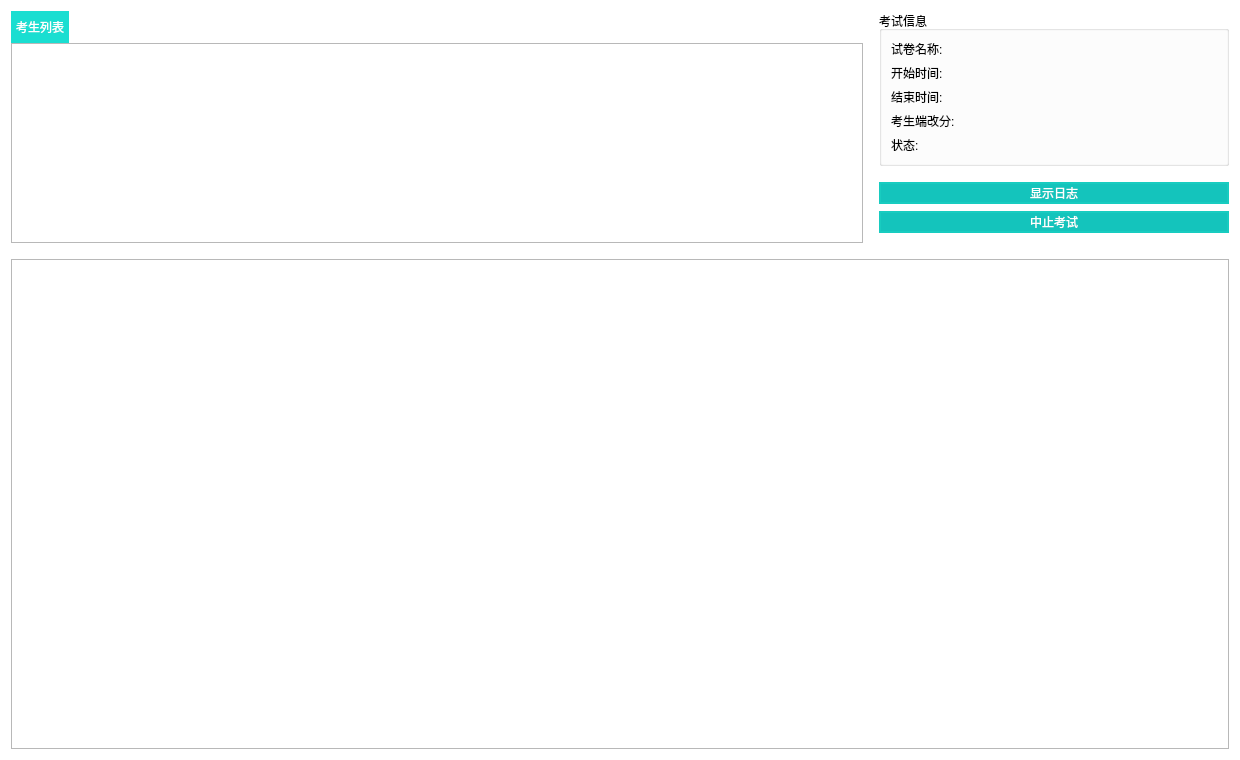
First picture: the form in Widget/examwidget.ui, repository jkjkil4/ExamSysTeacher, before the edit.
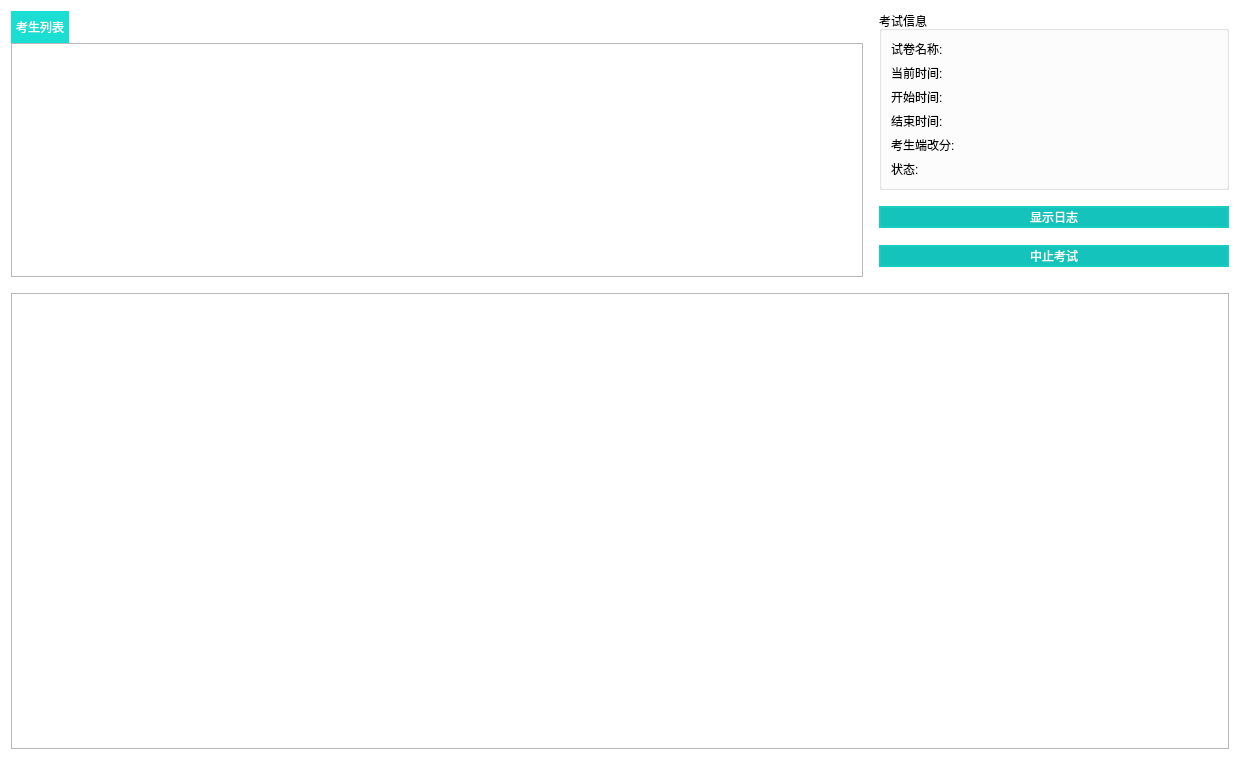
Second picture: the form after the edit.

Commit message: 确定时段功能

```diff
--- a/Widget/examwidget.ui
+++ b/Widget/examwidget.ui
@@ -115,8 +115,26 @@
             </item>
             <item>
              <widget class="QLabel" name="labelExamName">
+              <property name="alignment">
+               <set>Qt::AlignRight|Qt::AlignTrailing|Qt::AlignVCenter</set>
+              </property>
+             </widget>
+            </item>
+           </layout>
+          </item>
+          <item>
+           <layout class="QHBoxLayout" name="layoutCurTime" stretch="0,1">
+            <item>
+             <widget class="QLabel" name="labelCurTimeText">
               <property name="text">
-               <string/>
+               <string>当前时间:</string>
+              </property>
+             </widget>
+            </item>
+            <item>
+             <widget class="QLabel" name="labelCurTime">
+              <property name="alignment">
+               <set>Qt::AlignRight|Qt::AlignTrailing|Qt::AlignVCenter</set>
               </property>
              </widget>
             </item>
@@ -133,8 +151,8 @@
             </item>
             <item>
              <widget class="QLabel" name="labelStartDateTime">
-              <property name="text">
-               <string/>
+              <property name="alignment">
+               <set>Qt::AlignRight|Qt::AlignTrailing|Qt::AlignVCenter</set>
               </property>
              </widget>
             </item>
@@ -151,8 +169,8 @@
             </item>
             <item>
              <widget class="QLabel" name="labelEndDateTime">
-              <property name="text">
-               <string/>
+              <property name="alignment">
+               <set>Qt::AlignRight|Qt::AlignTrailing|Qt::AlignVCenter</set>
               </property>
              </widget>
             </item>
@@ -169,8 +187,8 @@
             </item>
             <item>
              <widget class="QLabel" name="labelScoreInClient">
-              <property name="text">
-               <string/>
+              <property name="alignment">
+               <set>Qt::AlignRight|Qt::AlignTrailing|Qt::AlignVCenter</set>
               </property>
              </widget>
             </item>
@@ -187,8 +205,8 @@
             </item>
             <item>
              <widget class="QLabel" name="labelState">
-              <property name="text">
-               <string/>
+              <property name="alignment">
+               <set>Qt::AlignRight|Qt::AlignTrailing|Qt::AlignVCenter</set>
               </property>
              </widget>
             </item>
@@ -235,6 +253,22 @@
             </property>
            </widget>
           </item>
+          <item>
+           <spacer name="verSpacerBtnsMid">
+            <property name="orientation">
+             <enum>Qt::Vertical</enum>
+            </property>
+            <property name="sizeType">
+             <enum>QSizePolicy::Fixed</enum>
+            </property>
+            <property name="sizeHint" stdset="0">
+             <size>
+              <width>20</width>
+              <height>10</height>
+             </size>
+            </property>
+           </spacer>
+          </item>
           <item>
            <widget class="QPushButton" name="btnStop">
             <property name="minimumSize">
```
Left out of the diff: 2 changed lines with no effect on the pictures. The commit also changes 2 other files.
